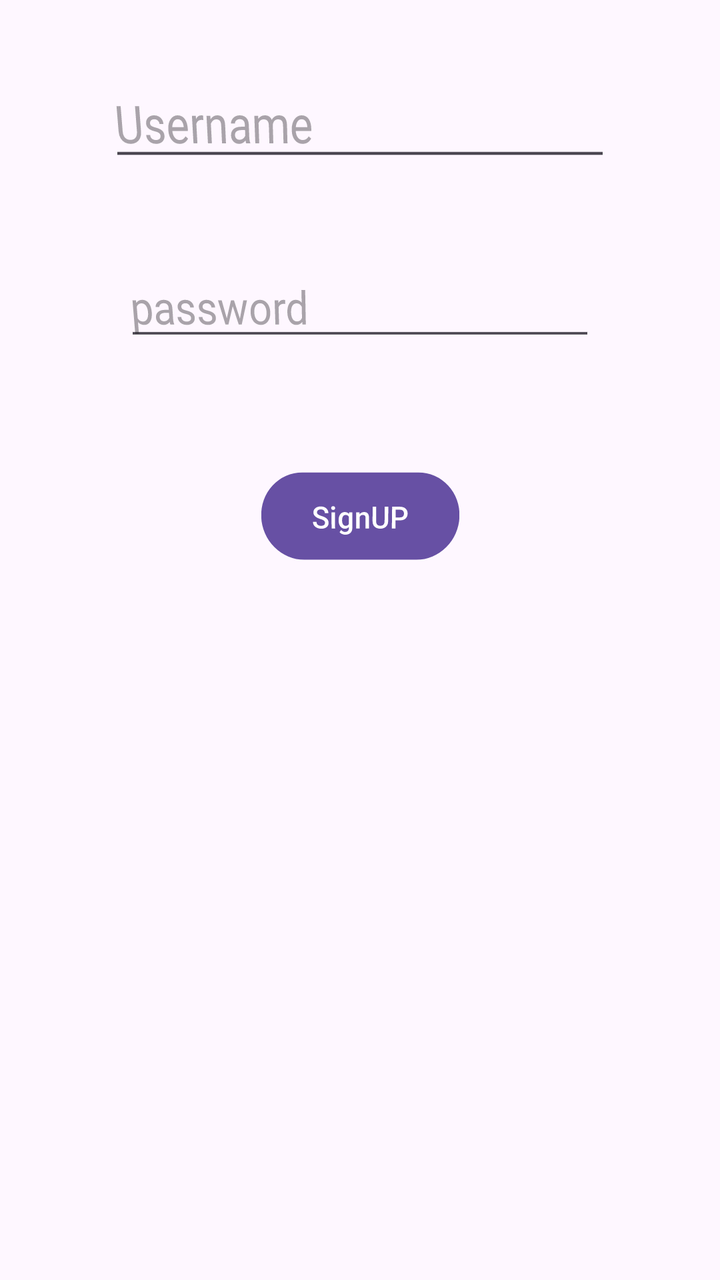
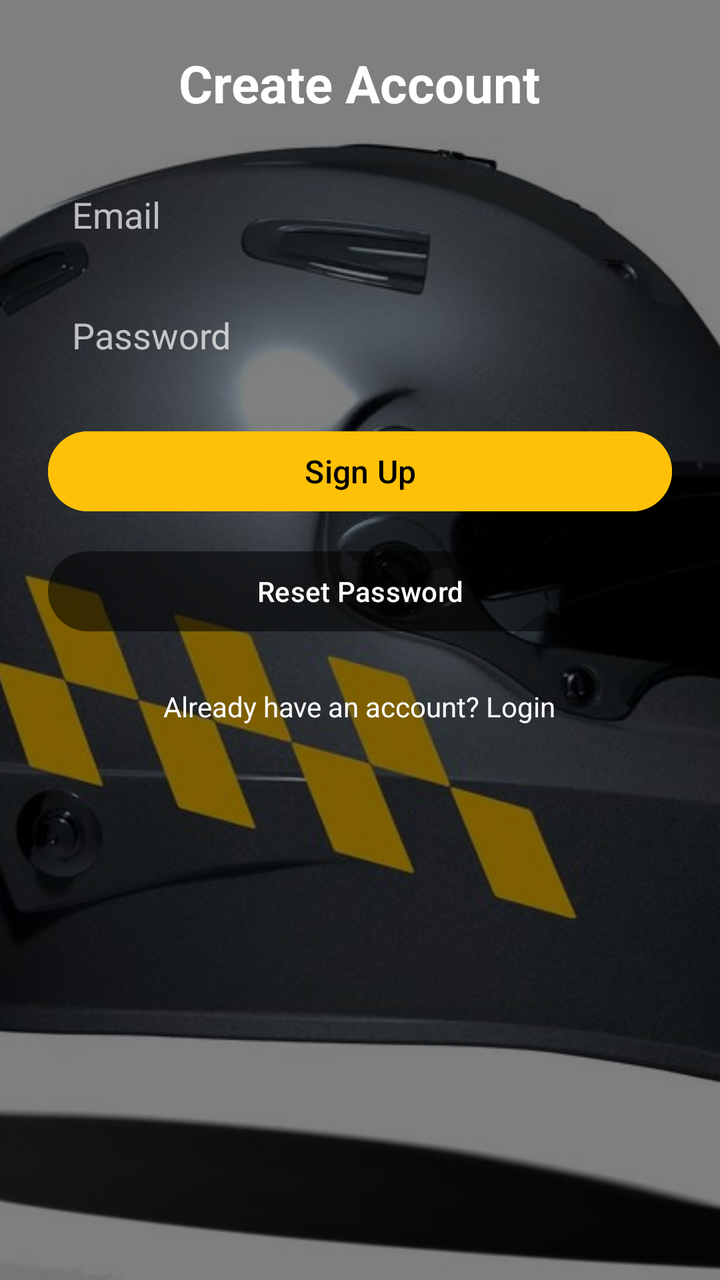

The first picture is an Android layout as it rendered before a commit; the second is the same layout after the commit. The layout source and the unified diff follow.
<!-- AndroidManifest.xml: application theme Theme.Loginnew -->
<!-- res/layout/fragment_signup.xml -->
<?xml version="1.0" encoding="utf-8"?>
<FrameLayout xmlns:android="http://schemas.android.com/apk/res/android"
    xmlns:app="http://schemas.android.com/apk/res-auto"
    xmlns:tools="http://schemas.android.com/tools"
    android:layout_width="match_parent"
    android:layout_height="match_parent"
    android:rotationX="-9"
    tools:context=".SignupFragment">

    <androidx.constraintlayout.widget.ConstraintLayout
        android:layout_width="match_parent"
        android:layout_height="match_parent">

        <EditText
            android:id="@+id/etPasswordSignup"
            android:layout_width="wrap_content"
            android:layout_height="wrap_content"
            android:layout_marginTop="26dp"
            android:ems="10"
            android:hint="password"
            android:inputType="textEmailAddress"
            app:layout_constraintStart_toStartOf="@+id/etUsernameSignUp"
            app:layout_constraintTop_toBottomOf="@+id/etUsernameSignUp" />

        <EditText
            android:id="@+id/etUsernameSignUp"
            android:layout_width="wrap_content"
            android:layout_height="wrap_content"
            android:layout_marginTop="82dp"
            android:ems="10"
            android:hint="Username"
            android:inputType="numberPassword"
            app:layout_constraintEnd_toEndOf="parent"
            app:layout_constraintStart_toStartOf="parent"
            app:layout_constraintTop_toTopOf="parent" />

        <Button
            android:id="@+id/btnSingUp"
            android:layout_width="wrap_content"
            android:layout_height="wrap_content"
            android:layout_marginTop="46dp"
            android:text="SignUP"
            app:layout_constraintEnd_toEndOf="parent"
            app:layout_constraintStart_toStartOf="parent"
            app:layout_constraintTop_toBottomOf="@+id/etPasswordSignup" />
    </androidx.constraintlayout.widget.ConstraintLayout>
</FrameLayout>
<!-- resources referenced by this layout -->
<resources>
  <style name="Theme.Loginnew" parent="Base.Theme.Loginnew" />
  <style name="Base.Theme.Loginnew" parent="Theme.Material3.DayNight.NoActionBar">
          
          
      </style>
</resources>

<!-- the commit's change to res/layout/fragment_signup.xml (unified diff, before → after) -->
@@ -1,47 +1,115 @@
 <?xml version="1.0" encoding="utf-8"?>
-<FrameLayout xmlns:android="http://schemas.android.com/apk/res/android"
+<androidx.constraintlayout.widget.ConstraintLayout
+    xmlns:android="http://schemas.android.com/apk/res/android"
     xmlns:app="http://schemas.android.com/apk/res-auto"
     xmlns:tools="http://schemas.android.com/tools"
     android:layout_width="match_parent"
     android:layout_height="match_parent"
-    android:rotationX="-9"
     tools:context=".SignupFragment">
 
-    <androidx.constraintlayout.widget.ConstraintLayout
+    
+    <ImageView
+        android:id="@+id/bgImage"
+        android:layout_width="0dp"
+        android:layout_height="0dp"
+        android:scaleType="centerCrop"
+        android:src="@drawable/taxi_helmet"
+        app:layout_constraintTop_toTopOf="parent"
+        app:layout_constraintBottom_toBottomOf="parent"
+        app:layout_constraintStart_toStartOf="parent"
+        app:layout_constraintEnd_toEndOf="parent"/>
+
+    
+    <View
+        android:id="@+id/dimLayer"
+        android:layout_width="0dp"
+        android:layout_height="0dp"
+        android:background="#80000000"
+        app:layout_constraintTop_toTopOf="parent"
+        app:layout_constraintBottom_toBottomOf="parent"
+        app:layout_constraintStart_toStartOf="parent"
+        app:layout_constraintEnd_toEndOf="parent"/>
+
+    
+    <LinearLayout
+        android:id="@+id/formContainer"
         android:layout_width="match_parent"
-        android:layout_height="match_parent">
+        android:layout_height="match_parent"
+        android:orientation="vertical"
+        android:padding="24dp"
+        android:gravity="center_horizontal"
+        app:layout_constraintTop_toTopOf="parent"
+        app:layout_constraintBottom_toBottomOf="parent"
+        app:layout_constraintStart_toStartOf="parent"
+        app:layout_constraintEnd_toEndOf="parent">
+
+        <TextView
+            android:id="@+id/tvTitle"
+            android:layout_width="wrap_content"
+            android:layout_height="wrap_content"
+            android:text="Create Account"
+            android:textColor="@android:color/white"
+            android:textSize="26sp"
+            android:textStyle="bold"
+            android:layout_marginBottom="24dp"/>
+
+        <EditText
+            android:id="@+id/etUsernameSignUp"
+            android:layout_width="match_parent"
+            android:layout_height="wrap_content"
+            android:hint="Email"
+            android:inputType="textEmailAddress"
+            android:textColor="@android:color/white"
+            android:textColorHint="#B3FFFFFF"
+            android:background="@android:color/transparent"
+            android:padding="12dp"
+            android:layout_marginBottom="12dp"
+            android:backgroundTint="@android:color/white"/>
 
         <EditText
             android:id="@+id/etPasswordSignup"
-            android:layout_width="wrap_content"
+            android:layout_width="match_parent"
             android:layout_height="wrap_content"
-            android:layout_marginTop="26dp"
-            android:ems="10"
-            android:hint="password"
-            android:inputType="textEmailAddress"
-            app:layout_constraintStart_toStartOf="@+id/etUsernameSignUp"
-            app:layout_constraintTop_toBottomOf="@+id/etUsernameSignUp" />
-
-        <EditText
-            android:id="@+id/etUsernameSignUp"
-            android:layout_width="wrap_content"
-            android:layout_height="wrap_content"
-            android:layout_marginTop="82dp"
-            android:ems="10"
-            android:hint="Username"
-            android:inputType="numberPassword"
-            app:layout_constraintEnd_toEndOf="parent"
-            app:layout_constraintStart_toStartOf="parent"
-            app:layout_constraintTop_toTopOf="parent" />
+            android:hint="Password"
+            android:inputType="textPassword"
+            android:textColor="@android:color/white"
+            android:textColorHint="#B3FFFFFF"
+            android:background="@android:color/transparent"
+            android:padding="12dp"
+            android:layout_marginBottom="20dp"
+            android:backgroundTint="@android:color/white"/>
 
         <Button
             android:id="@+id/btnSingUp"
+            android:layout_width="match_parent"
+            android:layout_height="wrap_content"
+            android:text="Sign Up"
+            android:textAllCaps="false"
+            android:textSize="16sp"
+            android:textColor="@android:color/black"
+            android:backgroundTint="#FFC107"
+            android:layout_marginBottom="12dp"/>
+
+        <Button
+            android:id="@+id/btnResetPassword"
+            android:layout_width="match_parent"
+            android:layout_height="wrap_content"
+            android:text="Reset Password"
+            android:textAllCaps="false"
+            android:textSize="14sp"
+            android:textColor="@android:color/white"
+            android:backgroundTint="#55000000"
+            android:layout_marginBottom="16dp"/>
+
+        <TextView
+            android:id="@+id/tvLogin"
             android:layout_width="wrap_content"
             android:layout_height="wrap_content"
-            android:layout_marginTop="46dp"
-            android:text="SignUP"
-            app:layout_constraintEnd_toEndOf="parent"
-            app:layout_constraintStart_toStartOf="parent"
-            app:layout_constraintTop_toBottomOf="@+id/etPasswordSignup" />
-    </androidx.constraintlayout.widget.ConstraintLayout>
-</FrameLayout>
+            android:text="Already have an account? Login"
+            android:textColor="@android:color/white"
+            android:textSize="14sp"
+            android:layout_marginTop="8dp"/>
+
+    </LinearLayout>
+
+</androidx.constraintlayout.widget.ConstraintLayout>
<!-- resource entries referenced after the edit -->
@@ -1,5 +1,6 @@
 <!-- resources referenced by this layout -->
 <resources>
+  <!-- drawable taxi_helmet: jpg bitmap (drawable, 49154 bytes) -->
   <style name="Theme.Loginnew" parent="Base.Theme.Loginnew" />
   <style name="Base.Theme.Loginnew" parent="Theme.Material3.DayNight.NoActionBar">
           
